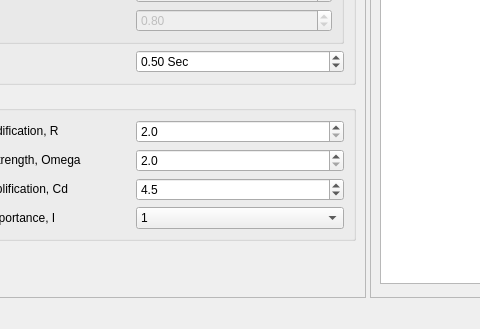
First picture: the form in widgets/main_window.ui, repository ebrahimraeyat/ASCE7-Earthquake, before the edit; both pictures show x 109 to 589 and y 544 to 873 of the 959 by 873 pixel window.
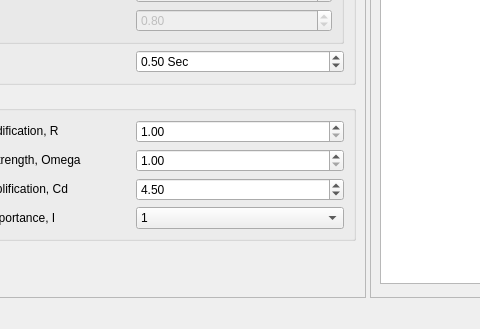
Second picture: the form after the edit.

Commit message: set system values

Patch:
```diff
--- a/widgets/main_window.ui
+++ b/widgets/main_window.ui
@@ -533,10 +533,10 @@
            <item row="0" column="1">
             <widget class="QDoubleSpinBox" name="R">
              <property name="decimals">
-              <number>1</number>
+              <number>2</number>
              </property>
              <property name="minimum">
-              <double>2.000000000000000</double>
+              <double>1.000000000000000</double>
              </property>
              <property name="maximum">
               <double>8.000000000000000</double>
@@ -565,10 +565,10 @@
            <item row="1" column="1">
             <widget class="QDoubleSpinBox" name="omega">
              <property name="decimals">
-              <number>1</number>
+              <number>2</number>
              </property>
              <property name="minimum">
-              <double>2.000000000000000</double>
+              <double>1.000000000000000</double>
              </property>
              <property name="maximum">
               <double>3.000000000000000</double>
@@ -597,10 +597,10 @@
            <item row="2" column="1">
             <widget class="QDoubleSpinBox" name="cd">
              <property name="decimals">
-              <number>1</number>
+              <number>2</number>
              </property>
              <property name="minimum">
-              <double>2.000000000000000</double>
+              <double>1.000000000000000</double>
              </property>
              <property name="maximum">
               <double>10.000000000000000</double>
```
The commit also changes 1 other file.
